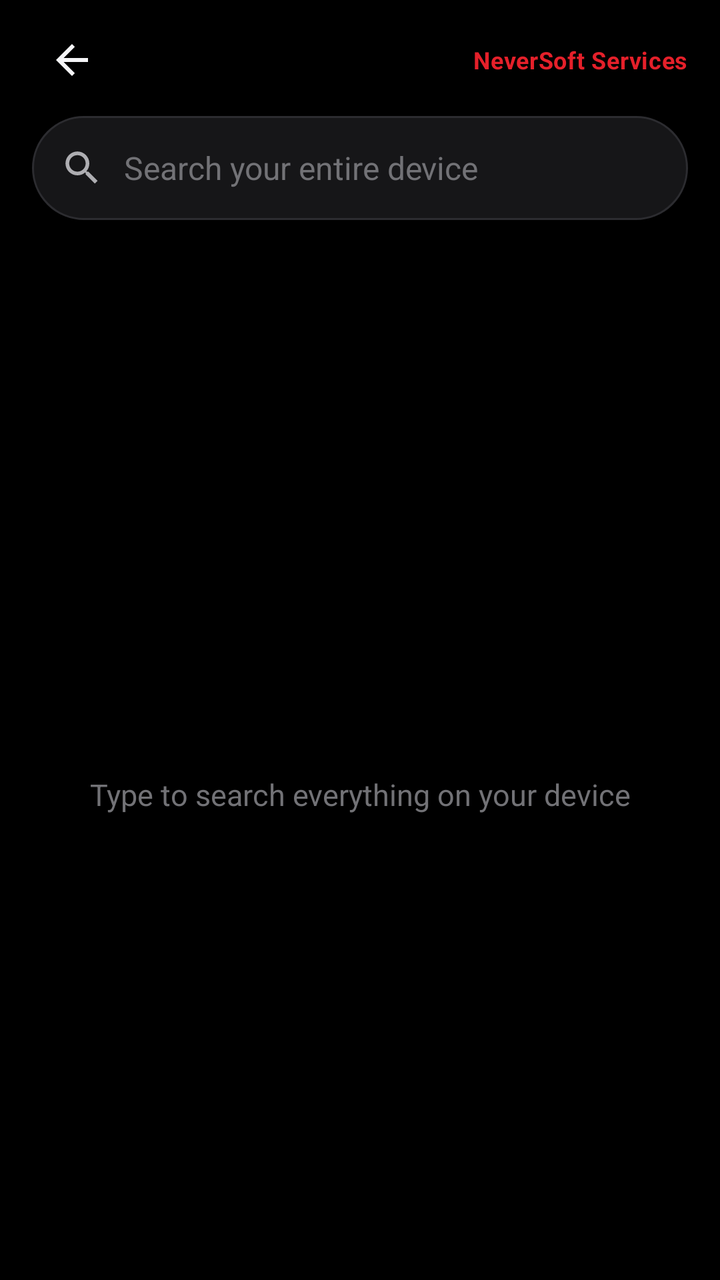
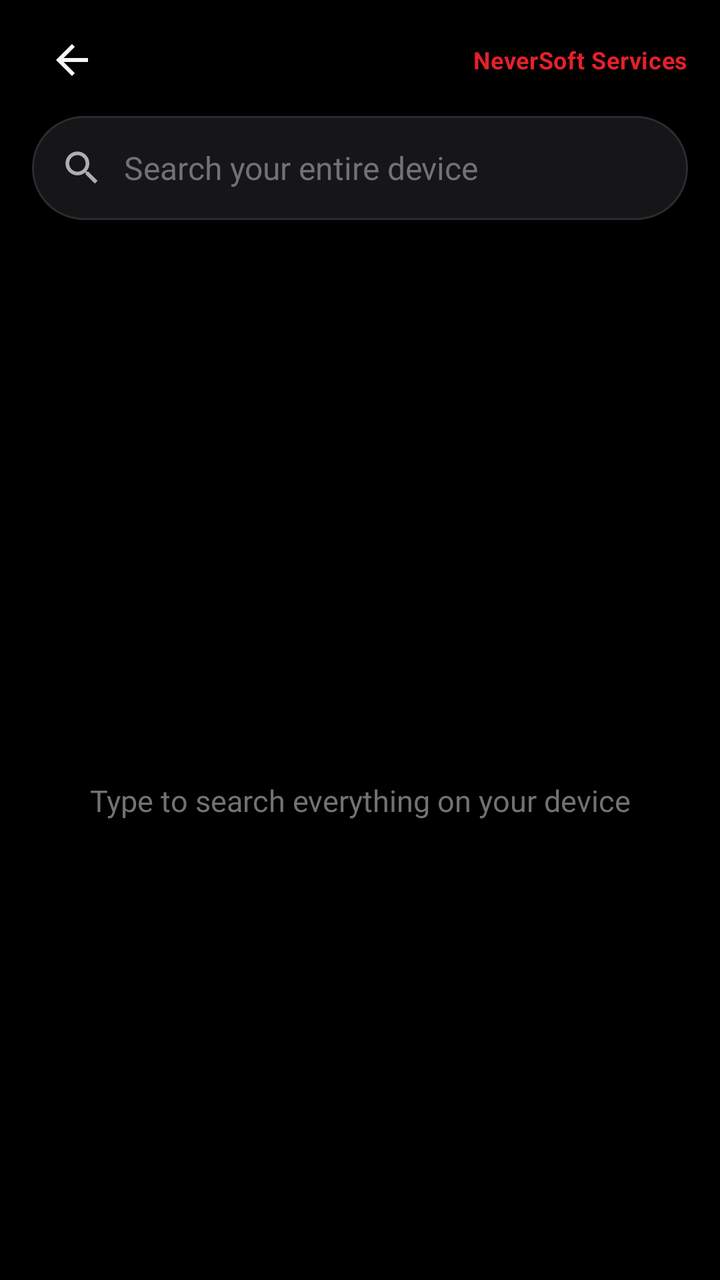

An Android layout rendered at two revisions. The XML below is the earlier revision; the diff shows what the commit changed to produce the second picture.
<!-- AndroidManifest.xml: application theme Theme.Spotlight -->
<!-- res/layout/activity_search.xml -->
<?xml version="1.0" encoding="utf-8"?>
<LinearLayout xmlns:android="http://schemas.android.com/apk/res/android"
    xmlns:app="http://schemas.android.com/apk/res-auto"
    android:layout_width="match_parent"
    android:layout_height="match_parent"
    android:background="@color/spotlight_black"
    android:orientation="vertical"
    android:paddingHorizontal="@dimen/screen_padding"
    android:paddingTop="10dp"
    android:fitsSystemWindows="true">

    
    <LinearLayout
        android:layout_width="match_parent"
        android:layout_height="wrap_content"
        android:gravity="center_vertical"
        android:orientation="horizontal">

        <ImageButton
            android:id="@+id/backButton"
            android:layout_width="40dp"
            android:layout_height="40dp"
            android:background="?attr/selectableItemBackgroundBorderless"
            android:contentDescription="@android:string/cancel"
            android:src="@drawable/ic_arrow_back" />

        <Space
            android:layout_width="0dp"
            android:layout_height="0dp"
            android:layout_weight="1" />

        <TextView
            android:layout_width="wrap_content"
            android:layout_height="wrap_content"
            android:letterSpacing="0.02"
            android:text="@string/brand"
            android:textColor="@color/neversoft_red"
            android:textSize="12sp"
            android:textStyle="bold" />
    </LinearLayout>

    
    <LinearLayout
        android:layout_width="match_parent"
        android:layout_height="@dimen/search_bar_height"
        android:layout_marginTop="8dp"
        android:background="@drawable/search_bar_bg"
        android:gravity="center_vertical"
        android:orientation="horizontal"
        android:paddingHorizontal="14dp">

        <ImageView
            android:layout_width="22dp"
            android:layout_height="22dp"
            android:contentDescription="@string/search"
            android:src="@drawable/ic_search" />

        <EditText
            android:id="@+id/searchInput"
            android:layout_width="0dp"
            android:layout_height="match_parent"
            android:layout_weight="1"
            android:layout_marginStart="10dp"
            android:background="@null"
            android:hint="@string/search_hint"
            android:imeOptions="actionSearch"
            android:importantForAutofill="no"
            android:inputType="text"
            android:maxLines="1"
            android:singleLine="true"
            android:textColor="@color/text_primary"
            android:textColorHint="@color/text_hint"
            android:textCursorDrawable="@null"
            android:textSize="16sp" />

        <ImageButton
            android:id="@+id/clearButton"
            android:layout_width="34dp"
            android:layout_height="34dp"
            android:background="?attr/selectableItemBackgroundBorderless"
            android:contentDescription="@string/clear"
            android:src="@drawable/ic_clear"
            android:visibility="gone" />
    </LinearLayout>

    
    <HorizontalScrollView
        android:layout_width="match_parent"
        android:layout_height="wrap_content"
        android:layout_marginTop="12dp"
        android:fadingEdgeLength="24dp"
        android:requiresFadingEdge="horizontal"
        android:scrollbars="none">

        <com.google.android.material.chip.ChipGroup
            android:id="@+id/primaryChips"
            android:layout_width="wrap_content"
            android:layout_height="wrap_content"
            app:chipSpacingHorizontal="8dp"
            app:singleLine="true"
            app:singleSelection="true"
            app:selectionRequired="true" />
    </HorizontalScrollView>

    
    <HorizontalScrollView
        android:id="@+id/secondaryScroll"
        android:layout_width="match_parent"
        android:layout_height="wrap_content"
        android:layout_marginTop="6dp"
        android:scrollbars="none"
        android:visibility="gone">

        <com.google.android.material.chip.ChipGroup
            android:id="@+id/secondaryChips"
            android:layout_width="wrap_content"
            android:layout_height="wrap_content"
            app:chipSpacingHorizontal="8dp"
            app:singleLine="true"
            app:singleSelection="true" />
    </HorizontalScrollView>

    
    <com.google.android.material.card.MaterialCardView
        android:id="@+id/permissionBanner"
        android:layout_width="match_parent"
        android:layout_height="wrap_content"
        android:layout_marginTop="12dp"
        android:visibility="gone"
        app:cardBackgroundColor="@color/spotlight_surface"
        app:cardCornerRadius="14dp"
        app:strokeColor="@color/neversoft_red_dim"
        app:strokeWidth="1dp">

        <LinearLayout
            android:layout_width="match_parent"
            android:layout_height="wrap_content"
            android:orientation="vertical"
            android:padding="14dp">

            <TextView
                android:layout_width="match_parent"
                android:layout_height="wrap_content"
                android:text="@string/permission_rationale"
                android:textColor="@color/text_secondary"
                android:textSize="13sp" />

            <com.google.android.material.button.MaterialButton
                android:id="@+id/grantButton"
                style="@style/Widget.Material3.Button"
                android:layout_width="wrap_content"
                android:layout_height="wrap_content"
                android:layout_gravity="end"
                android:layout_marginTop="8dp"
                android:text="@string/grant_access"
                android:textColor="@color/text_primary"
                app:backgroundTint="@color/neversoft_red" />
        </LinearLayout>
    </com.google.android.material.card.MaterialCardView>

    
    <TextView
        android:id="@+id/statusText"
        android:layout_width="match_parent"
        android:layout_height="wrap_content"
        android:layout_marginTop="12dp"
        android:layout_marginBottom="4dp"
        android:textColor="@color/text_hint"
        android:textSize="12sp" />

    
    <FrameLayout
        android:layout_width="match_parent"
        android:layout_height="0dp"
        android:layout_weight="1">

        <androidx.recyclerview.widget.RecyclerView
            android:id="@+id/resultsList"
            android:layout_width="match_parent"
            android:layout_height="match_parent"
            android:clipToPadding="false"
            android:paddingBottom="16dp"
            android:scrollbars="vertical" />

        <TextView
            android:id="@+id/emptyState"
            android:layout_width="match_parent"
            android:layout_height="wrap_content"
            android:layout_gravity="center"
            android:gravity="center"
            android:padding="24dp"
            android:text="@string/empty_start"
            android:textColor="@color/text_hint"
            android:textSize="15sp" />
    </FrameLayout>
</LinearLayout>
<!-- resources referenced by this layout -->
<resources>
  <color name="neversoft_red">#FFE5202A</color>
  <color name="neversoft_red_dim">#FF8E1B22</color>
  <color name="spotlight_black">#FF000000</color>
  <color name="spotlight_surface">#FF161618</color>
  <color name="text_hint">#FF727276</color>
  <color name="text_primary">#FFF5F5F7</color>
  <color name="text_secondary">#FFAEAEB2</color>
  <dimen name="screen_padding">16dp</dimen>
  <dimen name="search_bar_height">52dp</dimen>
  <!-- drawable ic_arrow_back (drawable) -->
  <vector xmlns:android="http://schemas.android.com/apk/res/android"
      android:width="24dp" android:height="24dp"
      android:viewportWidth="24" android:viewportHeight="24"
      android:tint="@color/text_primary">
      <path android:fillColor="@android:color/white"
          android:pathData="M20,11H7.83l5.59,-5.59L12,4l-8,8 8,8 1.41,-1.41L7.83,13H20v-2z"/>
  </vector>
  <!-- drawable ic_clear (drawable) -->
  <vector xmlns:android="http://schemas.android.com/apk/res/android"
      android:width="24dp" android:height="24dp"
      android:viewportWidth="24" android:viewportHeight="24"
      android:tint="@color/text_secondary">
      <path android:fillColor="@android:color/white"
          android:pathData="M19,6.41L17.59,5 12,10.59 6.41,5 5,6.41 10.59,12 5,17.59 6.41,19 12,13.41 17.59,19 19,17.59 13.41,12z"/>
  </vector>
  <!-- drawable ic_search (drawable) -->
  <vector xmlns:android="http://schemas.android.com/apk/res/android"
      android:width="24dp" android:height="24dp"
      android:viewportWidth="24" android:viewportHeight="24"
      android:tint="@color/text_secondary">
      <path android:fillColor="@android:color/white"
          android:pathData="M15.5,14h-0.79l-0.28,-0.27C15.41,12.59 16,11.11 16,9.5 16,5.91 13.09,3 9.5,3S3,5.91 3,9.5 5.91,16 9.5,16c1.61,0 3.09,-0.59 4.23,-1.57l0.27,0.28v0.79l5,4.99L20.49,19l-4.99,-5zM9.5,14C7.01,14 5,11.99 5,9.5S7.01,5 9.5,5 14,7.01 14,9.5 11.99,14 9.5,14z"/>
  </vector>
  <!-- drawable search_bar_bg (drawable) -->
  <?xml version="1.0" encoding="utf-8"?>
  <shape xmlns:android="http://schemas.android.com/apk/res/android"
      android:shape="rectangle">
      <solid android:color="@color/spotlight_surface" />
      <corners android:radius="@dimen/search_bar_radius" />
      <stroke android:width="1dp" android:color="@color/spotlight_stroke" />
  </shape>
  <string name="brand">NeverSoft Services</string>
  <string name="clear">Clear</string>
  <string name="empty_start">Type to search everything on your device</string>
  <string name="grant_access">Grant access</string>
  <string name="permission_rationale">Spotlight needs storage and media access to find files, photos, videos, audio, apps and contacts across your whole phone.</string>
  <string name="search">Search</string>
  <string name="search_hint">Search your entire device</string>
  <style name="Theme.Spotlight" parent="Theme.Material3.Dark.NoActionBar">
          <item name="colorPrimary">@color/neversoft_red</item>
          <item name="colorOnPrimary">@color/text_primary</item>
          <item name="colorSecondary">@color/neversoft_red_bright</item>
  
          <item name="android:colorBackground">@color/spotlight_black</item>
          <item name="colorSurface">@color/spotlight_surface</item>
          <item name="colorOnSurface">@color/text_primary</item>
          <item name="colorOnBackground">@color/text_primary</item>
  
          <item name="android:windowBackground">@color/spotlight_black</item>
          <item name="android:statusBarColor">@color/spotlight_black</item>
          <item name="android:navigationBarColor">@color/spotlight_black</item>
          <item name="android:windowLightStatusBar">false</item>
      </style>
  <dimen name="search_bar_radius">26dp</dimen>
  <color name="spotlight_stroke">#FF2C2C30</color>
  <color name="neversoft_red_bright">#FFFF3B30</color>
</resources>

<!-- the commit's change to res/layout/activity_search.xml (unified diff, before → after) -->
@@ -121,6 +121,23 @@
     </HorizontalScrollView>
 
     
+    <HorizontalScrollView
+        android:layout_width="match_parent"
+        android:layout_height="wrap_content"
+        android:layout_marginTop="6dp"
+        android:scrollbars="none">
+
+        <com.google.android.material.chip.ChipGroup
+            android:id="@+id/scopeChips"
+            android:layout_width="wrap_content"
+            android:layout_height="wrap_content"
+            app:chipSpacingHorizontal="8dp"
+            app:singleLine="true"
+            app:singleSelection="true"
+            app:selectionRequired="true" />
+    </HorizontalScrollView>
+
+    
     <com.google.android.material.card.MaterialCardView
         android:id="@+id/permissionBanner"
         android:layout_width="match_parent"
